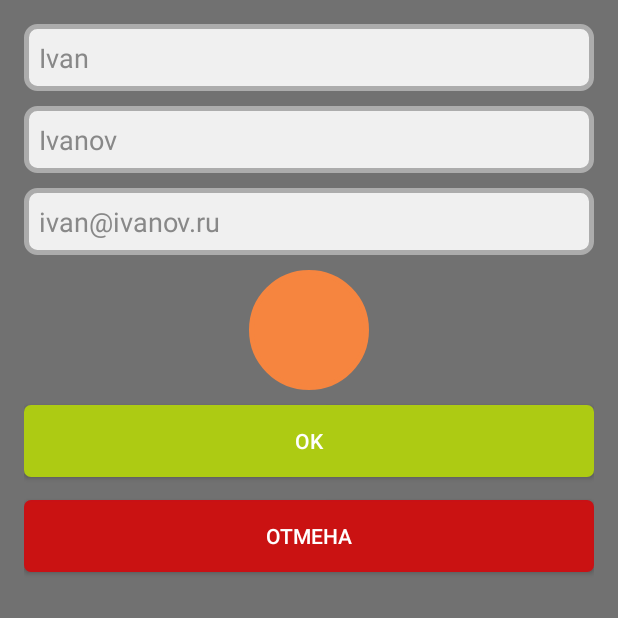
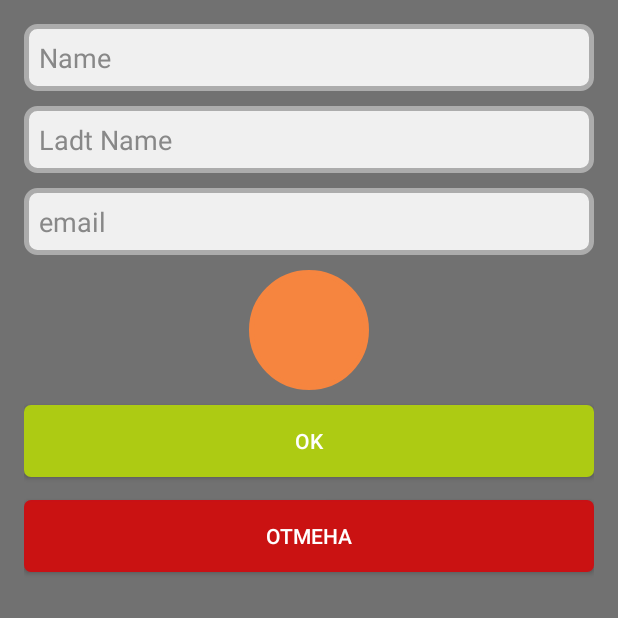
Before and after one commit to vaszol/ContactList, an Android app: the Main2Activity screen opened directly, with no data from a screen before it, on a phone screen of 412 x 824 dp, the top half of it. Run offline under Robolectric (Android 15) with nearby library versions, the phone set to English and light mode, and no system bars.

Commit message:
настроил кнопку в меню

```diff
--- a/app/src/main/java/ru/vaszol/contactlist/Main2Activity.java
+++ b/app/src/main/java/ru/vaszol/contactlist/Main2Activity.java
@@ -38,13 +38,15 @@ public class Main2Activity extends AppCompatActivity {
         btnCancel= (Button) findViewById(R.id.btn_cancel);
         image= (ImageView) findViewById(R.id.edit_image);
 
-        position=getIntent().getIntExtra("position", 0);
+        position=getIntent().getIntExtra("position", -1);
 
-        Contact contact = ((ConatactApp)getApplication()).getContactManager().findByPosition(position);
+        if(position>-1){
+            Contact contact = ((ConatactApp)getApplication()).getContactManager().findByPosition(position);
 
-        name.setText(""+ contact.getName());
-        lastName.setText("" + contact.getLastName());
-        email.setText("" + contact.getEmail());
+            name.setText(""+ contact.getName());
+            lastName.setText("" + contact.getLastName());
+            email.setText("" + contact.getEmail());
+        }
 
         name.setTextColor(Color.GRAY);
         lastName.setTextColor(Color.GRAY);
--- a/app/src/main/java/ru/vaszol/contactlist/MainActivity.java
+++ b/app/src/main/java/ru/vaszol/contactlist/MainActivity.java
@@ -78,6 +78,7 @@ public class MainActivity extends ActionBarActivity {
         // Handle action bar item clicks here. The action bar will
         // automatically handle clicks on the Home/Up button, so long
         // as you specify a parent activity in AndroidManifest.xml.
+
         int id = item.getItemId();
 
         //noinspection SimplifiableIfStatement
@@ -87,4 +88,9 @@ public class MainActivity extends ActionBarActivity {
 
         return super.onOptionsItemSelected(item);
     }
+
+    public void addItem(MenuItem item) {
+        Intent intent = new Intent(MainActivity.this, Main2Activity.class);
+        startActivity(intent);
+    }
 }
--- a/app/src/main/res/values/strings.xml
+++ b/app/src/main/res/values/strings.xml
@@ -2,7 +2,7 @@
     <string name="app_name">ContactList</string>
 
     <string name="hello_world">Hello world!</string>
-    <string name="action_settings">Settings</string>
+    <string name="action_settings">Add</string>
     <string name="title_activity_main2">Main2Activity</string>
     <string name="btn_ok">Ok</string>
     <string name="btn_cancel">Отмена</string>
```
Also changed, not shown: app/src/main/res/drawable-v21/plus_box.xml (added, +8 -0 lines), app/src/main/res/menu/menu_main.xml (+13 -4 lines), app/src/main/res/mipmap-hdpi/ic_plus_box_black_24dp.png (added), app/src/main/res/mipmap-mdpi/ic_plus_box_black_24dp.png (added), app/src/main/res/mipmap-xhdpi/ic_plus_box_black_24dp.png (added), app/src/main/res/mipmap-xxhdpi/ic_plus_box_black_24dp.png (added).
